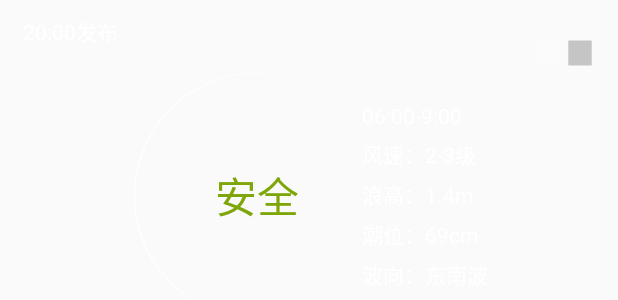
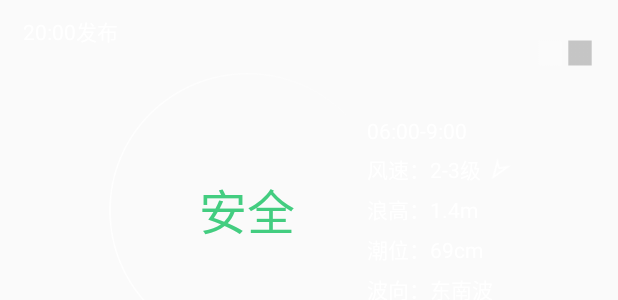
Before and after one commit to xuff78/WeatherApp, an Android app: the layout listitem_maininfo_top.xml on its own in the app's theme, with its tools: preview values and no code run, on a phone screen of 412 x 824 dp. Shown: the top 300 px of the screen. Run offline under Robolectric (Android 15) with nearby library versions, the phone set to English and light mode, and no system bars.

Commit message:
改几个BUG

```diff
--- a/app/src/main/java/weather/ppx/com/weatherapp/WeatherMap.java
+++ b/app/src/main/java/weather/ppx/com/weatherapp/WeatherMap.java
@@ -337,7 +337,7 @@ public class WeatherMap extends BaseActivity {
             }
 
         };
-        timer.scheduleAtFixedRate(task, 0, 5000);
+        timer.scheduleAtFixedRate(task, 0, 1000);
     }
 
     private void toNextInfo() {
--- a/app/src/main/res/layout/listitem_maininfo_top.xml
+++ b/app/src/main/res/layout/listitem_maininfo_top.xml
@@ -41,8 +41,8 @@
             android:id="@+id/todayInfoLeft"
             android:orientation="vertical"
             android:gravity="center"
-            android:layout_width="170dip"
-            android:layout_height="170dip">
+            android:layout_width="190dip"
+            android:layout_height="190dip">
             <LinearLayout
                 android:orientation="vertical"
                 android:gravity="center_horizontal"
@@ -56,8 +56,8 @@
                 <TextView
                     android:id="@+id/safeTxt"
                     android:text="安全"
-                    android:textSize="28sp"
-                    android:textColor="@color/text_state"
+                    android:textSize="32sp"
+                    android:textColor="#43CD80"
                     android:layout_width="wrap_content"
                     android:layout_height="wrap_content" />
                 <!--<TextView
@@ -88,14 +88,25 @@
                 android:textColor="@color/white"
                 android:layout_width="wrap_content"
                 android:layout_height="wrap_content" />
+            <LinearLayout
+                android:layout_marginTop="5dip"
+                android:gravity="center_vertical"
+                android:orientation="horizontal"
+                android:layout_width="wrap_content"
+                android:layout_height="wrap_content">
             <TextView
                 android:id="@+id/fengxiangTxt"
                 android:text="风速：2-3级"
                 android:textSize="14sp"
-                android:layout_marginTop="5dip"
                 android:textColor="@color/white"
                 android:layout_width="wrap_content"
                 android:layout_height="wrap_content" />
+            <ImageView
+                android:layout_marginLeft="5dip"
+                android:background="@drawable/icon_wind"
+                android:layout_width="16dip"
+                android:layout_height="16dip" />
+            </LinearLayout>
             <TextView
                 android:id="@+id/langgaoTxt"
                 android:text="浪高：1.4m"
```
Also changed, not shown: app/src/main/java/weather/ppx/com/weatherapp/Adapter/MainInfoAdapter.java (+8 -3 lines), app/src/main/java/weather/ppx/com/weatherapp/Fragment/WeatherInfoFrg2.java (+8 -3 lines), app/src/main/res/layout/fragment_weather_info_frg2.xml (+6 -5 lines).
